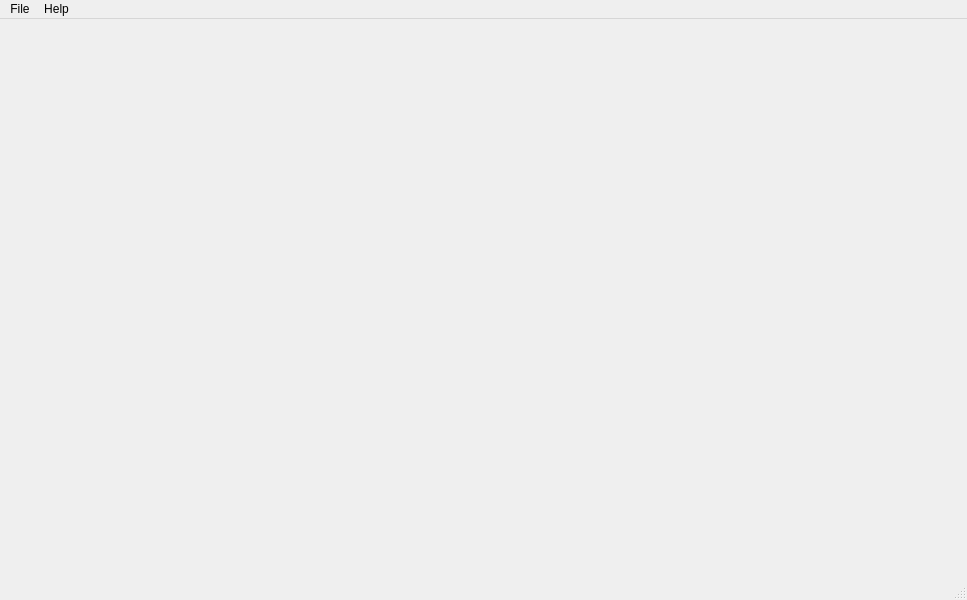
DC-analysis/CytoPix, file ui/main.ui: the form before one commit.
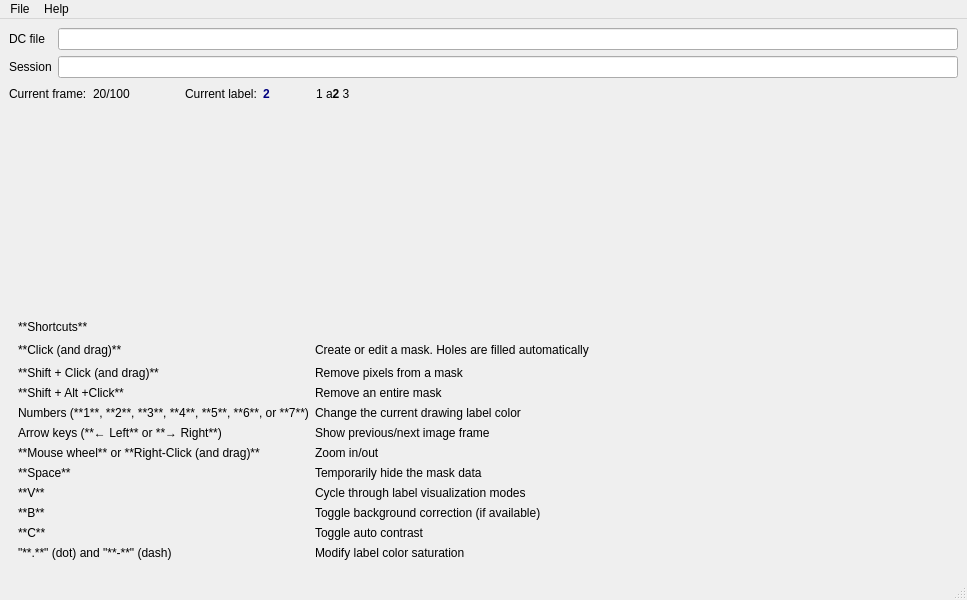
The form after the commit. Custom widgets are drawn as their Qt base class.

What changed in the file:
```diff
--- a/ui/main.ui
+++ b/ui/main.ui
@@ -13,7 +13,364 @@
   <property name="windowTitle">
    <string>MainWindow</string>
   </property>
-  <widget class="QWidget" name="centralwidget"/>
+  <widget class="QWidget" name="centralwidget">
+   <layout class="QVBoxLayout" name="verticalLayout">
+    <item>
+     <layout class="QGridLayout" name="gridLayout">
+      <item row="1" column="1">
+       <widget class="QLineEdit" name="lineEdit_session">
+        <property name="readOnly">
+         <bool>true</bool>
+        </property>
+       </widget>
+      </item>
+      <item row="0" column="1">
+       <widget class="QLineEdit" name="lineEdit_source">
+        <property name="readOnly">
+         <bool>true</bool>
+        </property>
+       </widget>
+      </item>
+      <item row="0" column="0">
+       <widget class="QLabel" name="label">
+        <property name="text">
+         <string>DC file</string>
+        </property>
+       </widget>
+      </item>
+      <item row="1" column="0">
+       <widget class="QLabel" name="label_2">
+        <property name="text">
+         <string>Session</string>
+        </property>
+       </widget>
+      </item>
+     </layout>
+    </item>
+    <item>
+     <layout class="QHBoxLayout" name="horizontalLayout">
+      <item>
+       <widget class="QLabel" name="label_26">
+        <property name="text">
+         <string>Current frame:</string>
+        </property>
+       </widget>
+      </item>
+      <item>
+       <widget class="QLabel" name="label_frame">
+        <property name="text">
+         <string>20/100</string>
+        </property>
+       </widget>
+      </item>
+      <item>
+       <spacer name="horizontalSpacer_3">
+        <property name="orientation">
+         <enum>Qt::Orientation::Horizontal</enum>
+        </property>
+        <property name="sizeType">
+         <enum>QSizePolicy::Policy::Fixed</enum>
+        </property>
+        <property name="sizeHint" stdset="0">
+         <size>
+          <width>40</width>
+          <height>20</height>
+         </size>
+        </property>
+       </spacer>
+      </item>
+      <item>
+       <widget class="QWidget" name="widget_labels" native="true">
+        <layout class="QHBoxLayout" name="horizontalLayout_2">
+         <property name="topMargin">
+          <number>0</number>
+         </property>
+         <property name="bottomMargin">
+          <number>0</number>
+         </property>
+         <item>
+          <widget class="QLabel" name="label_28">
+           <property name="text">
+            <string>Current label:</string>
+           </property>
+          </widget>
+         </item>
+         <item>
+          <widget class="QLabel" name="label_label_current">
+           <property name="text">
+            <string>&lt;html&gt;&lt;head/&gt;&lt;body&gt;&lt;p&gt;&lt;span style=&quot; font-weight:700; color:#00007f;&quot;&gt;2&lt;/span&gt;&lt;/p&gt;&lt;/body&gt;&lt;/html&gt;</string>
+           </property>
+          </widget>
+         </item>
+         <item>
+          <spacer name="horizontalSpacer_4">
+           <property name="orientation">
+            <enum>Qt::Orientation::Horizontal</enum>
+           </property>
+           <property name="sizeType">
+            <enum>QSizePolicy::Policy::Fixed</enum>
+           </property>
+           <property name="sizeHint" stdset="0">
+            <size>
+             <width>40</width>
+             <height>20</height>
+            </size>
+           </property>
+          </spacer>
+         </item>
+         <item>
+          <widget class="QLabel" name="label_labels_available">
+           <property name="text">
+            <string>1 a&lt;b&gt;2&lt;/b&gt; 3</string>
+           </property>
+          </widget>
+         </item>
+        </layout>
+       </widget>
+      </item>
+      <item>
+       <spacer name="horizontalSpacer_2">
+        <property name="orientation">
+         <enum>Qt::Orientation::Horizontal</enum>
+        </property>
+        <property name="sizeHint" stdset="0">
+         <size>
+          <width>40</width>
+          <height>20</height>
+         </size>
+        </property>
+       </spacer>
+      </item>
+     </layout>
+    </item>
+    <item>
+     <widget class="GraphicsLayoutWidget" name="graphics_widget" native="true">
+      <property name="sizePolicy">
+       <sizepolicy hsizetype="Expanding" vsizetype="Expanding">
+        <horstretch>0</horstretch>
+        <verstretch>0</verstretch>
+       </sizepolicy>
+      </property>
+     </widget>
+    </item>
+    <item>
+     <widget class="QWidget" name="widget" native="true">
+      <layout class="QGridLayout" name="gridLayout_2">
+       <item row="5" column="1">
+        <widget class="QLabel" name="label_13">
+         <property name="text">
+          <string>Show previous/next image frame</string>
+         </property>
+        </widget>
+       </item>
+       <item row="9" column="0">
+        <widget class="QLabel" name="label_20">
+         <property name="text">
+          <string>**B**</string>
+         </property>
+         <property name="textFormat">
+          <enum>Qt::TextFormat::MarkdownText</enum>
+         </property>
+        </widget>
+       </item>
+       <item row="5" column="0">
+        <widget class="QLabel" name="label_12">
+         <property name="text">
+          <string>Arrow keys (**← Left** or **→ Right**)</string>
+         </property>
+         <property name="textFormat">
+          <enum>Qt::TextFormat::MarkdownText</enum>
+         </property>
+        </widget>
+       </item>
+       <item row="8" column="1">
+        <widget class="QLabel" name="label_19">
+         <property name="text">
+          <string>Cycle through label visualization modes</string>
+         </property>
+        </widget>
+       </item>
+       <item row="6" column="1">
+        <widget class="QLabel" name="label_15">
+         <property name="text">
+          <string>Zoom in/out</string>
+         </property>
+        </widget>
+       </item>
+       <item row="10" column="0">
+        <widget class="QLabel" name="label_22">
+         <property name="text">
+          <string>**C**</string>
+         </property>
+         <property name="textFormat">
+          <enum>Qt::TextFormat::MarkdownText</enum>
+         </property>
+        </widget>
+       </item>
+       <item row="3" column="0">
+        <widget class="QLabel" name="label_8">
+         <property name="text">
+          <string>**Shift + Alt +Click**</string>
+         </property>
+         <property name="textFormat">
+          <enum>Qt::TextFormat::MarkdownText</enum>
+         </property>
+        </widget>
+       </item>
+       <item row="4" column="1">
+        <widget class="QLabel" name="label_11">
+         <property name="text">
+          <string>Change the current drawing label color</string>
+         </property>
+        </widget>
+       </item>
+       <item row="10" column="1">
+        <widget class="QLabel" name="label_23">
+         <property name="text">
+          <string>Toggle auto contrast</string>
+         </property>
+        </widget>
+       </item>
+       <item row="11" column="0">
+        <widget class="QLabel" name="label_24">
+         <property name="text">
+          <string>&quot;**.**&quot; (dot) and &quot;**-**&quot; (dash)</string>
+         </property>
+         <property name="textFormat">
+          <enum>Qt::TextFormat::MarkdownText</enum>
+         </property>
+        </widget>
+       </item>
+       <item row="7" column="0">
+        <widget class="QLabel" name="label_16">
+         <property name="text">
+          <string>**Space**</string>
+         </property>
+         <property name="textFormat">
+          <enum>Qt::TextFormat::MarkdownText</enum>
+         </property>
+        </widget>
+       </item>
+       <item row="2" column="0">
+        <widget class="QLabel" name="label_4">
+         <property name="text">
+          <string>**Shift + Click (and drag)**</string>
+         </property>
+         <property name="textFormat">
+          <enum>Qt::TextFormat::MarkdownText</enum>
+         </property>
+        </widget>
+       </item>
+       <item row="11" column="1">
+        <widget class="QLabel" name="label_25">
+         <property name="text">
+          <string>Modify label color saturation</string>
+         </property>
+        </widget>
+       </item>
+       <item row="9" column="1">
+        <widget class="QLabel" name="label_21">
+         <property name="text">
+          <string>Toggle background correction (if available)</string>
+         </property>
+        </widget>
+       </item>
+       <item row="6" column="0">
+        <widget class="QLabel" name="label_14">
+         <property name="text">
+          <string>**Mouse wheel** or **Right-Click (and drag)**</string>
+         </property>
+         <property name="textFormat">
+          <enum>Qt::TextFormat::MarkdownText</enum>
+         </property>
+        </widget>
+       </item>
+       <item row="1" column="0">
+        <widget class="QLabel" name="label_6">
+         <property name="text">
+          <string>**Click (and drag)**</string>
+         </property>
+         <property name="textFormat">
+          <enum>Qt::TextFormat::MarkdownText</enum>
+         </property>
+        </widget>
+       </item>
+       <item row="2" column="1">
+        <widget class="QLabel" name="label_5">
+         <property name="text">
+          <string>Remove pixels from a mask</string>
+         </property>
+        </widget>
+       </item>
+       <item row="7" column="1">
+        <widget class="QLabel" name="label_17">
+         <property name="text">
+          <string>Temporarily hide the mask data</string>
+         </property>
+        </widget>
+       </item>
+       <item row="3" column="1">
+        <widget class="QLabel" name="label_9">
+         <property name="text">
+          <string>Remove an entire mask</string>
+         </property>
+        </widget>
+       </item>
+       <item row="0" column="0">
+        <widget class="QLabel" name="label_3">
+         <property name="text">
+          <string>**Shortcuts**</string>
+         </property>
+         <property name="textFormat">
+          <enum>Qt::TextFormat::MarkdownText</enum>
+         </property>
+        </widget>
+       </item>
+       <item row="4" column="0">
+        <widget class="QLabel" name="label_10">
+         <property name="text">
+          <string>Numbers (**1**, **2**, **3**, **4**, **5**, **6**, or **7**)</string>
+         </property>
+         <property name="textFormat">
+          <enum>Qt::TextFormat::MarkdownText</enum>
+         </property>
+        </widget>
+       </item>
+       <item row="1" column="1">
+        <widget class="QLabel" name="label_7">
+         <property name="text">
+          <string>Create or edit a mask. Holes are filled automatically</string>
+         </property>
+        </widget>
+       </item>
+       <item row="8" column="0">
+        <widget class="QLabel" name="label_18">
+         <property name="text">
+          <string>**V**</string>
+         </property>
+         <property name="textFormat">
+          <enum>Qt::TextFormat::MarkdownText</enum>
+         </property>
+        </widget>
+       </item>
+       <item row="1" column="2">
+        <spacer name="horizontalSpacer">
+         <property name="orientation">
+          <enum>Qt::Orientation::Horizontal</enum>
+         </property>
+         <property name="sizeHint" stdset="0">
+          <size>
+           <width>40</width>
+           <height>20</height>
+          </size>
+         </property>
+        </spacer>
+       </item>
+      </layout>
+     </widget>
+    </item>
+   </layout>
+  </widget>
   <widget class="QMenuBar" name="menubar">
    <property name="geometry">
     <rect>
@@ -87,6 +444,14 @@
    </property>
   </action>
  </widget>
+ <customwidgets>
+  <customwidget>
+   <class>GraphicsLayoutWidget</class>
+   <extends>QWidget</extends>
+   <header>pyqtgraph</header>
+   <container>1</container>
+  </customwidget>
+ </customwidgets>
  <resources/>
  <connections/>
 </ui>
```
